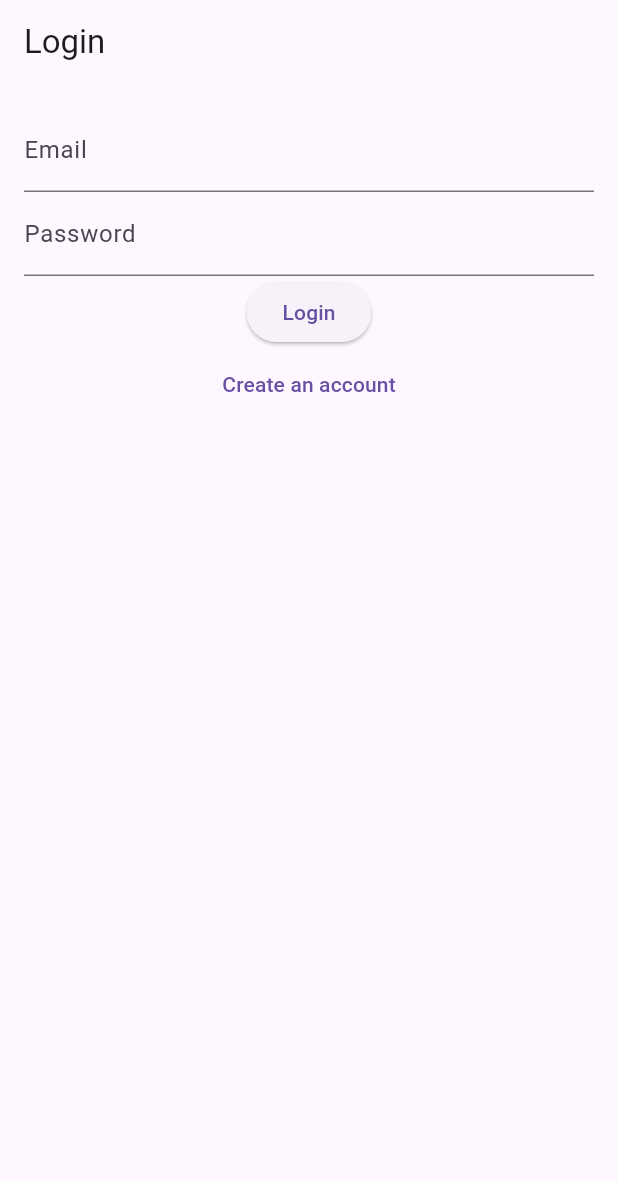
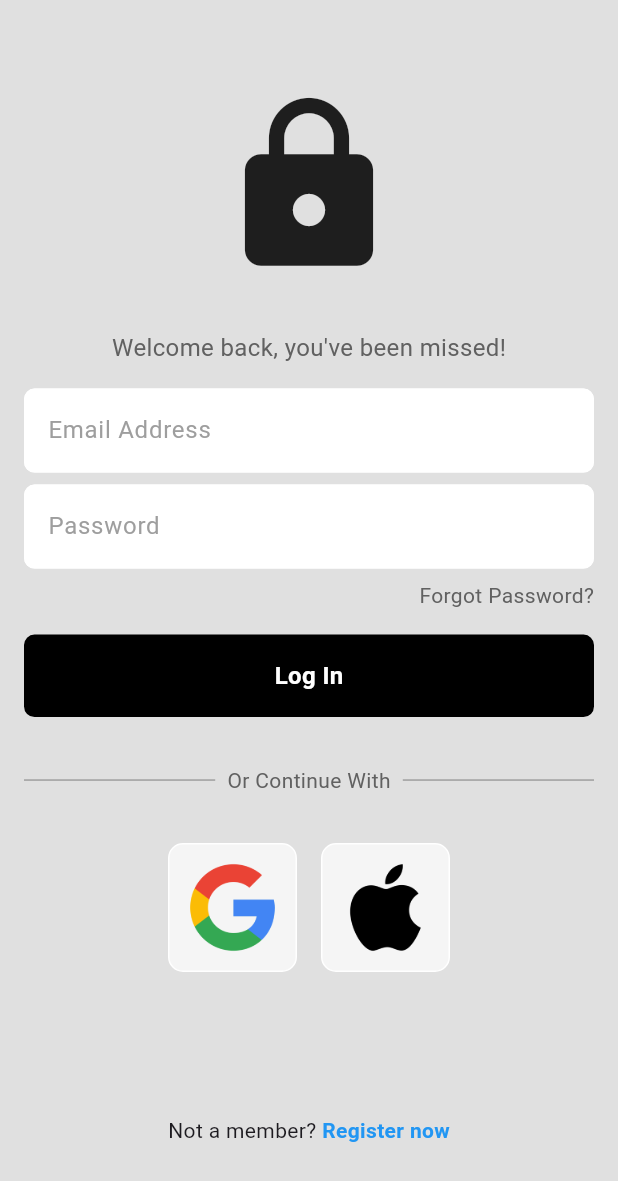
Before and after one commit to chamishkadilina/ladder_up, a Flutter app: the screen it shows after launch, on a phone screen of 412 x 824 dp. Shown: the top 1181 px of the screen. Run offline on Flutter 3.47's test engine with Material 3 defaults, Android fonts, the phone set to English and light mode, and no system bars; our stand-ins replace cloud_firestore, firebase_auth, firebase_core, google_sign_in, table_calendar; accounts and stored records are empty.

Commit message:
login or signin ui done

```diff
--- a/lib/main.dart
+++ b/lib/main.dart
@@ -1,7 +1,7 @@
 import 'package:firebase_core/firebase_core.dart';
 import 'package:flutter/material.dart';
 import 'package:ladder_up/navigation_bar.dart';
-import 'package:ladder_up/pages/login_page.dart';
+import 'package:ladder_up/pages/login_or_signin_page.dart';
 import 'package:ladder_up/providers/auth_provider.dart';
 import 'package:ladder_up/providers/project_provider.dart';
 import 'package:provider/provider.dart';
--- /dev/null
+++ b/lib/pages/login_or_signin_page.dart
@@ -0,0 +1,233 @@
+import 'package:flutter/material.dart';
+import 'package:ladder_up/providers/auth_provider.dart';
+import 'package:ladder_up/widgets/show_custom_snack_bar.dart';
+import 'package:ladder_up/widgets/square_tile.dart';
+import 'package:ladder_up/widgets/text_field.dart';
+import 'package:provider/provider.dart';
+
+class LoginPage extends StatefulWidget {
+  const LoginPage({super.key});
+
+  @override
+  LoginPageState createState() => LoginPageState();
+}
+
+class LoginPageState extends State<LoginPage> {
+  final _emailController = TextEditingController();
+  final _passwordController = TextEditingController();
+  final _confirmPasswordController = TextEditingController();
+  bool _isLogin = true;
+
+  void toggleLoginMode() {
+    setState(() {
+      _isLogin = !_isLogin;
+    });
+  }
+
+  Future<void> _handleAuth() async {
+    final authProvider = Provider.of<AuthProvider>(context, listen: false);
+
+    try {
+      if (!_isLogin) {
+        // Validation for registration
+        if (_passwordController.text.trim() !=
+            _confirmPasswordController.text.trim()) {
+          showCustomSnackBar(
+            context,
+            'Passwords do not match.',
+          );
+          return;
+        }
+      }
+
+      // Proceed with authentication
+      if (_isLogin) {
+        await authProvider.signIn(
+          _emailController.text.trim(),
+          _passwordController.text.trim(),
+        );
+      } else {
+        await authProvider.signUp(
+          _emailController.text.trim(),
+          _passwordController.text.trim(),
+        );
+      }
+    } catch (e) {
+      showCustomSnackBar(
+        context,
+        'Authentication failed: $e',
+      );
+    }
+  }
+
+  @override
+  Widget build(BuildContext context) {
+    return Scaffold(
+      backgroundColor: Colors.grey.shade300,
+      resizeToAvoidBottomInset: false,
+      body: SafeArea(
+        child: Center(
+          child: Padding(
+            padding: const EdgeInsets.all(16.0),
+            child: SingleChildScrollView(
+              child: Column(
+                crossAxisAlignment: CrossAxisAlignment.stretch,
+                children: [
+                  // Lock icon
+                  const Icon(Icons.lock, size: 128),
+                  const SizedBox(height: 32),
+
+                  // Welcome message
+                  Center(
+                    child: Text(
+                      _isLogin
+                          ? 'Welcome back, you\'ve been missed!'
+                          : 'Let\'s create an account for you!',
+                      style: TextStyle(
+                        fontSize: 16,
+                        color: Colors.grey.shade700,
+                      ),
+                    ),
+                  ),
+                  const SizedBox(height: 16),
+
+                  // Email textfield
+                  MyTextField(
+                    controller: _emailController,
+                    hintText: 'Email Address',
+                    obscureText: false,
+                    keyboardType: TextInputType.emailAddress,
+                  ),
+                  const SizedBox(height: 8),
+
+                  // Password textfield
+                  MyTextField(
+                    controller: _passwordController,
+                    hintText: 'Password',
+                    obscureText: true,
+                    keyboardType: TextInputType.visiblePassword,
+                  ),
+                  const SizedBox(height: 8),
+
+                  // Confirm password textfield (only for register)
+                  if (!_isLogin) ...[
+                    MyTextField(
+                      controller: _confirmPasswordController,
+                      hintText: 'Confirm Password',
+                      obscureText: true,
+                      keyboardType: TextInputType.visiblePassword,
+                    ),
+                    const SizedBox(height: 8),
+                  ],
+
+                  // Forgot password (only for login)
+                  if (_isLogin)
+                    Row(
+                      mainAxisAlignment: MainAxisAlignment.end,
+                      children: [
+                        GestureDetector(
+                          onTap: () {
+                            // Forgot password logic here
+                          },
+                          child: Text(
+                            'Forgot Password?',
+                            style: TextStyle(
+                              color: Colors.grey.shade700,
+                            ),
+                          ),
+                        ),
+                      ],
+                    ),
+                  const SizedBox(height: 16),
+
+                  // Login/Register button
+                  GestureDetector(
+                    onTap: _handleAuth,
+                    child: Container(
+                      padding: const EdgeInsets.all(16),
+                      decoration: const BoxDecoration(
+                        color: Colors.black,
+                        borderRadius: BorderRadius.all(Radius.circular(7)),
+                      ),
+                      child: Center(
+                        child: Text(
+                          _isLogin ? 'Log In' : 'Register',
+                          style: const TextStyle(
+                            color: Colors.white,
+                            fontSize: 16,
+                            fontWeight: FontWeight.bold,
+                          ),
+                        ),
+                      ),
+                    ),
+                  ),
+                  const SizedBox(height: 32),
+
+                  // Or continue with
+                  Row(
+                    children: [
+                      const Expanded(child: Divider(color: Colors.grey)),
+                      const SizedBox(width: 8),
+                      Text(
+                        'Or Continue With',
+                        style: TextStyle(
+                          color: Colors.grey.shade700,
+                        ),
+                      ),
+                      const SizedBox(width: 8),
+                      const Expanded(child: Divider(color: Colors.grey)),
+                    ],
+                  ),
+                  const SizedBox(height: 32),
+
+                  // Google and Apple sign-in buttons
+                  Row(
+                    mainAxisAlignment: MainAxisAlignment.center,
+                    children: [
+                      SquareTile(
+                        imagePath: 'assets/ic_google.png',
+                        onTap: () {
+                          // Google sign-in logic
+                        },
+                      ),
+                      const SizedBox(width: 16),
+                      SquareTile(
+                        imagePath: 'assets/ic_apple.png',
+                        onTap: () {
+                          // Apple sign-in logic
+                        },
+                      ),
+                    ],
+                  ),
+                  const SizedBox(height: 96),
+
+                  // Toggle between login and register
+                  Row(
+                    mainAxisAlignment: MainAxisAlignment.center,
+                    children: [
+                      Text(
+                        _isLogin
+                            ? 'Not a member? '
+                            : 'Already have an account? ',
+                      ),
+                      GestureDetector(
+                        onTap: toggleLoginMode,
+                        child: Text(
+                          _isLogin ? 'Register now' : 'Login now',
+                          style: const TextStyle(
+                            color: Colors.blue,
+                            fontWeight: FontWeight.bold,
+                          ),
+                        ),
+                      ),
+                    ],
+                  ),
+                ],
+              ),
+            ),
+          ),
+        ),
+      ),
+    );
+  }
+}
--- a/lib/pages/login_page.dart
+++ /dev/null
@@ -1,69 +0,0 @@
-import 'package:flutter/material.dart';
-import 'package:provider/provider.dart';
-import 'package:ladder_up/providers/auth_provider.dart';
-
-class LoginPage extends StatefulWidget {
-  const LoginPage({super.key});
-
-  @override
-  LoginPageState createState() => LoginPageState();
-}
-
-class LoginPageState extends State<LoginPage> {
-  final _emailController = TextEditingController();
-  final _passwordController = TextEditingController();
-  bool _isLogin = true;
-
-  @override
-  Widget build(BuildContext context) {
-    return Scaffold(
-      appBar: AppBar(title: Text(_isLogin ? 'Login' : 'Sign Up')),
-      body: Padding(
-        padding: const EdgeInsets.all(16.0),
-        child: Column(
-          children: [
-            TextField(
-              controller: _emailController,
-              decoration: const InputDecoration(labelText: 'Email'),
-              keyboardType: TextInputType.emailAddress,
-            ),
-            TextField(
-              controller: _passwordController,
-              decoration: const InputDecoration(labelText: 'Password'),
-              obscureText: true,
-            ),
-            ElevatedButton(
-              onPressed: () async {
-                try {
-                  final authProvider =
-                      Provider.of<AuthProvider>(context, listen: false);
-
-                  if (_isLogin) {
-                    await authProvider.signIn(_emailController.text.trim(),
-                        _passwordController.text.trim());
-                  } else {
-                    await authProvider.signUp(_emailController.text.trim(),
-                        _passwordController.text.trim());
-                  }
-                } catch (e) {
-                  ScaffoldMessenger.of(context).showSnackBar(
-                      SnackBar(content: Text('Authentication failed: $e')));
-                }
-              },
-              child: Text(_isLogin ? 'Login' : 'Sign Up'),
-            ),
-            TextButton(
-              onPressed: () {
-                setState(() {
-                  _isLogin = !_isLogin;
-                });
-              },
-              child: Text(
-                  _isLogin ? 'Create an account' : 'Already have an account'),
-            ),
-          ],
-        ),
-      ),
-    );
-  }
-}
--- /dev/null
+++ b/lib/widgets/square_tile.dart
@@ -0,0 +1,35 @@
+import 'package:flutter/material.dart';
+
+class SquareTile extends StatelessWidget {
+  final String imagePath;
+  final Function()? onTap;
+
+  const SquareTile({
+    required this.imagePath,
+    required this.onTap,
+    super.key,
+  });
+
+  @override
+  Widget build(BuildContext context) {
+    return GestureDetector(
+      onTap: onTap,
+      child: Container(
+        decoration: BoxDecoration(
+          border: Border.all(color: Colors.white),
+          color: Colors.grey.shade100,
+          borderRadius: const BorderRadius.all(
+            Radius.circular(10),
+          ),
+        ),
+        child: Padding(
+          padding: const EdgeInsets.all(10.0),
+          child: Image.asset(
+            imagePath,
+            width: 64,
+          ),
+        ),
+      ),
+    );
+  }
+}
--- /dev/null
+++ b/lib/widgets/text_field.dart
@@ -0,0 +1,47 @@
+import 'package:flutter/material.dart';
+
+class MyTextField extends StatelessWidget {
+  final TextEditingController? controller;
+  final String? hintText;
+  final bool obscureText;
+  final TextInputType? keyboardType;
+
+  const MyTextField({
+    required this.controller,
+    required this.hintText,
+    required this.obscureText,
+    required this.keyboardType,
+    super.key,
+  });
+
+  @override
+  Widget build(BuildContext context) {
+    return TextField(
+      controller: controller,
+      obscureText: obscureText,
+      keyboardType: keyboardType,
+      decoration: InputDecoration(
+        hintText: hintText,
+        hintStyle: const TextStyle(color: Colors.grey),
+        enabledBorder: const OutlineInputBorder(
+          borderSide: BorderSide(
+            color: Colors.white,
+          ),
+          borderRadius: BorderRadius.all(
+            Radius.circular(07),
+          ),
+        ),
+        focusedBorder: OutlineInputBorder(
+          borderSide: BorderSide(
+            color: Colors.grey.shade400,
+          ),
+          borderRadius: const BorderRadius.all(
+            Radius.circular(07),
+          ),
+        ),
+        fillColor: Colors.white,
+        filled: true,
+      ),
+    );
+  }
+}
--- a/pubspec.yaml
+++ b/pubspec.yaml
@@ -56,6 +56,7 @@ flutter:
   uses-material-design: true
   # To add assets to your application, add an assets section, like this:
   assets:
+    - assets/
     - assets/icons/filled/
     - assets/icons/outlined/
   # An image asset can refer to one or more resolution-specific "variants", see
```
Also changed, not shown: assets/ic_apple.png (added), assets/ic_google.png (added).
